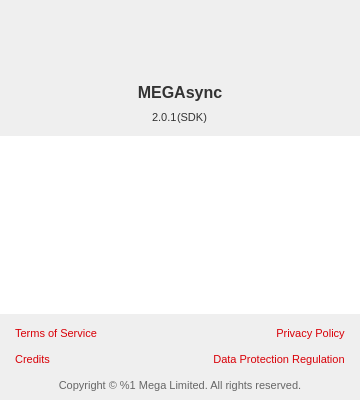
This is src/MEGASync/gui/win/ChangeLogDialog.ui in meganz/MEGAsync as Qt 5 draws it before an edit. The edited form follows.
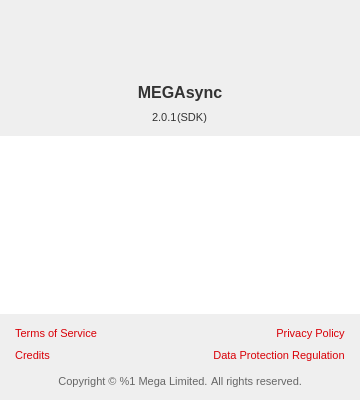
This is the edited form. Icons and pictures are not drawn.

Commit message: [Refactor] Separate about Mega dialog footer message in two labels so it can be translated in a easier way.

What changed in the file:
```diff
--- a/src/MEGASync/gui/win/ChangeLogDialog.ui
+++ b/src/MEGASync/gui/win/ChangeLogDialog.ui
@@ -49,7 +49,7 @@
   color: #D90007;
   border: none;
 }
-#lCopyright
+#lCopyright, #labelAllRightsReserved
 {
   font-family: &quot;Lato&quot;;
   font-size: 11px;
@@ -370,6 +370,21 @@
     </widget>
    </item>
    <item>
+    <layout class="QHBoxLayout" name="horizontalLayout_5">
+     <item>
+      <spacer name="horizontalSpacer_5">
+       <property name="orientation">
+        <enum>Qt::Horizontal</enum>
+       </property>
+       <property name="sizeHint" stdset="0">
+        <size>
+         <width>40</width>
+         <height>20</height>
+        </size>
+       </property>
+      </spacer>
+     </item>
+     <item>
     <widget class="QLabel" name="lCopyright">
      <property name="sizePolicy">
       <sizepolicy hsizetype="Preferred" vsizetype="Maximum">
@@ -381,12 +396,34 @@
       <enum>Qt::StrongFocus</enum>
      </property>
      <property name="text">
-      <string notr="true">&lt;html&gt; Copyright &amp;copy; %1 Mega Limited. All rights reserved.&lt;/html&gt;</string>
+        <string notr="true">&lt;html&gt; Copyright &amp;copy; %1 Mega Limited. &lt;/html&gt;</string>
      </property>
      <property name="alignment">
       <set>Qt::AlignCenter</set>
      </property>
     </widget>
+     </item>
+     <item>
+      <widget class="QLabel" name="labelAllRightsReserved">
+       <property name="text">
+        <string>&lt;html&gt;All rights reserved.&lt;/html&gt;</string>
+       </property>
+      </widget>
+     </item>
+     <item>
+      <spacer name="horizontalSpacer_6">
+       <property name="orientation">
+        <enum>Qt::Horizontal</enum>
+       </property>
+       <property name="sizeHint" stdset="0">
+        <size>
+         <width>40</width>
+         <height>20</height>
+        </size>
+       </property>
+      </spacer>
+     </item>
+    </layout>
    </item>
   </layout>
  </widget>
```
Left out of the diff: 1 changed line with no effect on the pictures. Lines whose indentation alone changed are shown as unchanged. The commit also changes 5 other files.
